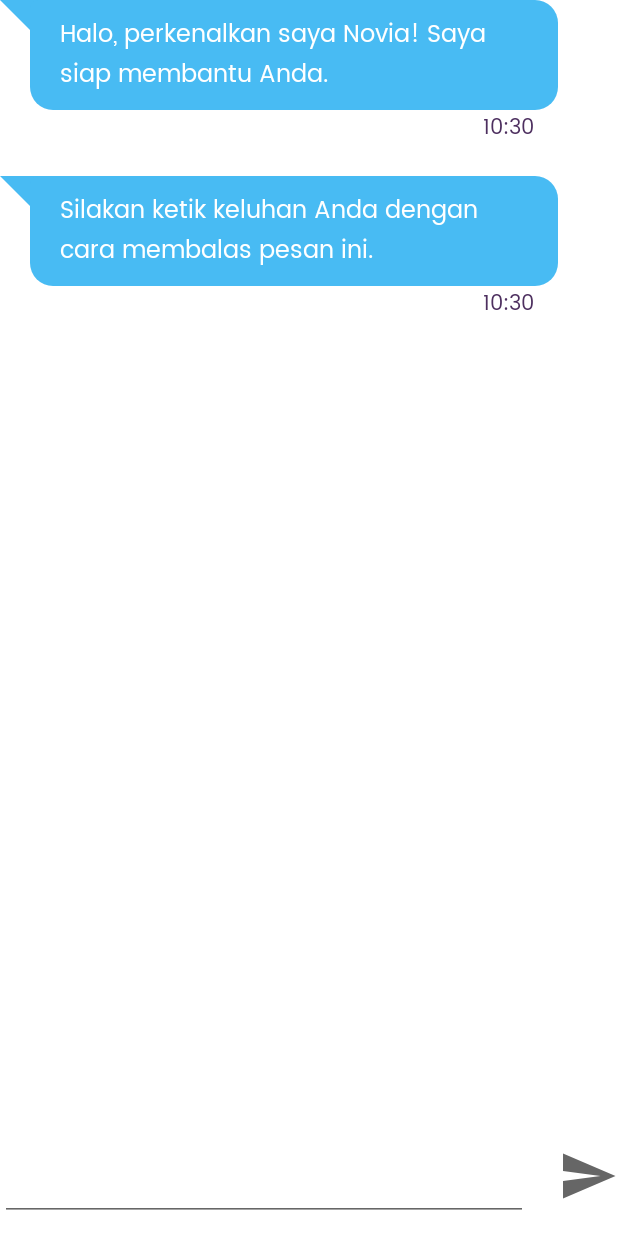
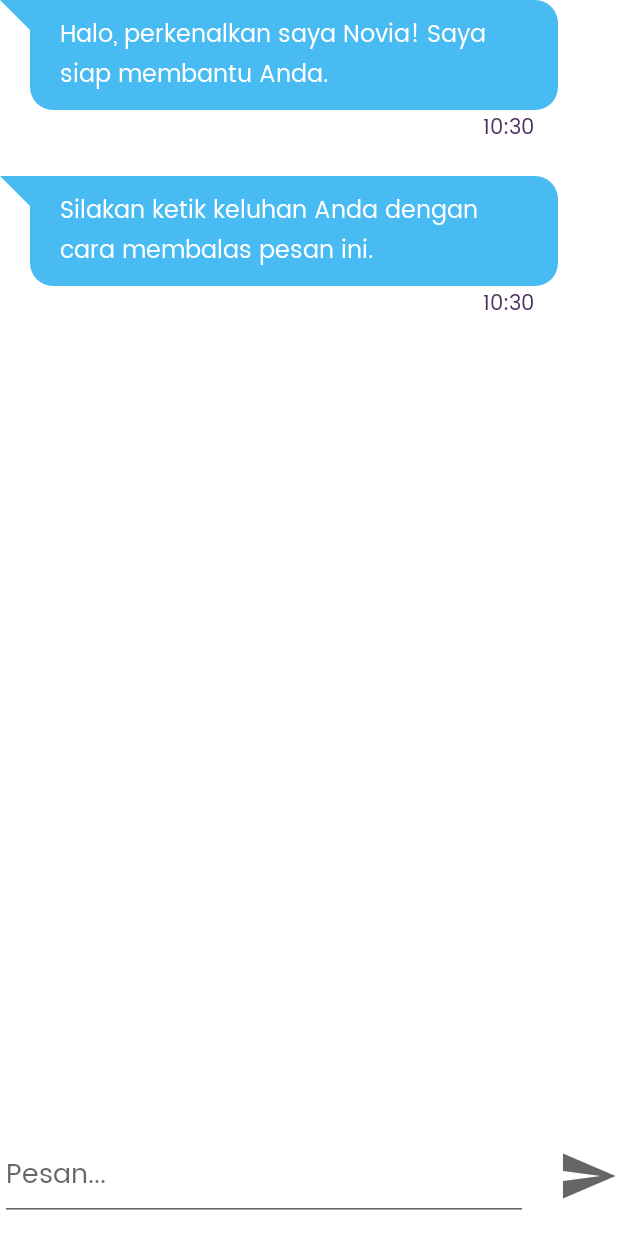
Before and after one commit to Novia-No-Violence-App-Report/app-novia, an Android app: the fragment ChatFragment shown on its own in the app's theme, on a phone screen of 412 x 824 dp. Run offline under Robolectric (Android 15) with nearby library versions, the phone set to English and light mode, and no system bars; our stand-ins replace Room's generated code.

Commit message:
Add hint in chat text field

```diff
--- a/app/src/main/res/layout/activity_welcome_screen.xml
+++ b/app/src/main/res/layout/activity_welcome_screen.xml
@@ -24,7 +24,7 @@
 
         <TextView
             android:id="@+id/welcome_title"
-            android:layout_width="290dp"
+            android:layout_width="270dp"
             android:layout_gravity="center_horizontal"
             android:layout_height="wrap_content"
             android:layout_marginTop="25dp"
--- a/app/src/main/res/layout/fragment_chatbot.xml
+++ b/app/src/main/res/layout/fragment_chatbot.xml
@@ -25,6 +25,7 @@
         android:layout_marginEnd="60dp"
         android:layout_height="60dp"
         android:inputType="text"
+        android:hint="@string/pesan"
         tools:ignore="Autofill,LabelFor"/>
 
     <ImageView
--- a/app/src/main/res/values-night/themes.xml
+++ b/app/src/main/res/values-night/themes.xml
@@ -12,7 +12,7 @@
         <!-- Status bar color. -->
         <item name="android:statusBarColor" tools:targetApi="l">?attr/colorPrimaryVariant</item>
         <item name="fontFamily">@font/poppins_regular</item>
-        <item name="android:textColor">@color/novia_blue</item>
+        <item name="android:textColor">@color/white</item>
         <!-- Customize your theme here. -->
     </style>
 </resources>
--- a/app/src/main/res/values/strings.xml
+++ b/app/src/main/res/values/strings.xml
@@ -9,7 +9,7 @@
     <string name="user_profile_picture">Gambar profil pengguna</string>
     <string name="novia_novia_com">novia@novia.com</string>
     <string name="back_button">Tombol Kembali</string>
-    <string name="halo_username">Halo, Username</string>
+    <string name="halo_username">Hai, Username</string>
     <string name="semoga_anda_sehat_selalu">Semoga Anda sehat selalu!</string>
     <string name="tips_trik"><![CDATA[Tips & Trik]]></string>
     <string name="preventif_apabila_mendapat_tindakan_asusila">Preventif apabila mendapat perlakuan asusila</string>
@@ -34,7 +34,7 @@
     <string name="logout">Keluar dari akun</string>
     <string name="login_description">Silakan log masuk dengan akun Anda</string>
     <string name="login_question">Belum memiliki akun? <b>Daftar sekarang!</b></string>
-    <string name="register_description">Mari bergabung dengan Novia!</string>
+    <string name="register_description">Mari bergabung bersama Novia!</string>
     <string name="register_question">Dengan mendaftar, Anda menyetujui <b>syarat dan kebijakan</b> layanan Novia.</string>
     <string name="welcome_description">Aplikasi cepat tanggap untuk pelaporan tindakan kekerasan dan asusila</string>
     <string name="email">E-mail</string>
@@ -54,4 +54,5 @@
     <string name="polisi_phone">110</string>
     <string name="ambulans">Ambulans</string>
     <string name="ambulans_phone">119</string>
+    <string name="pesan">Pesan...</string>
 </resources>
```
